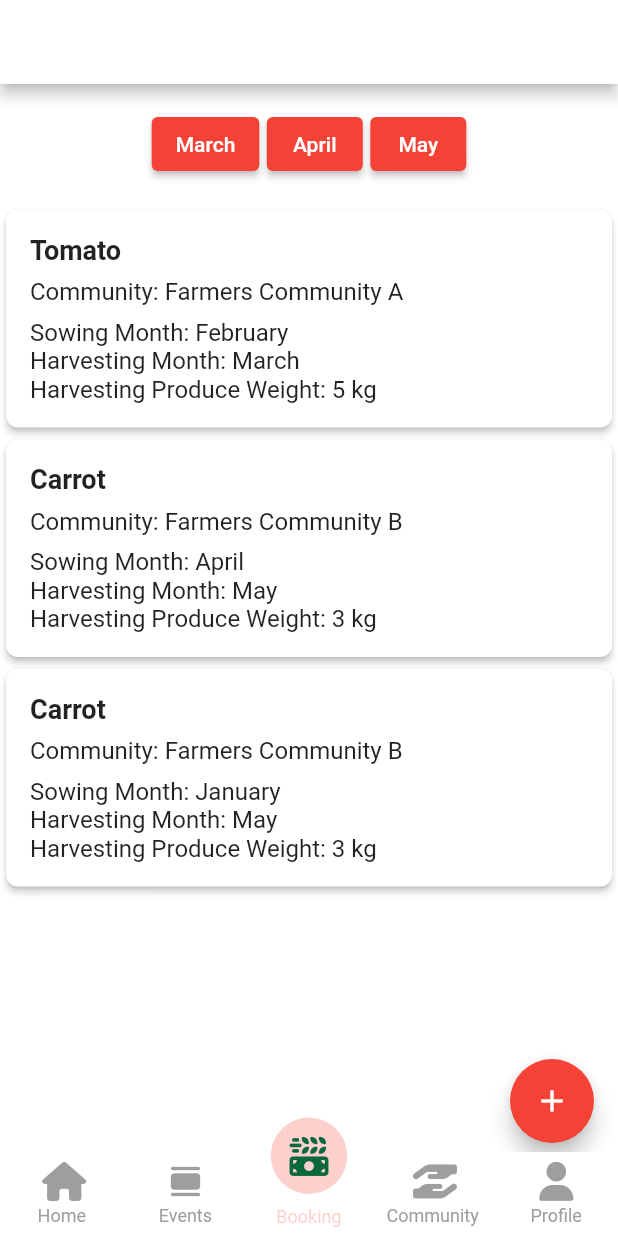
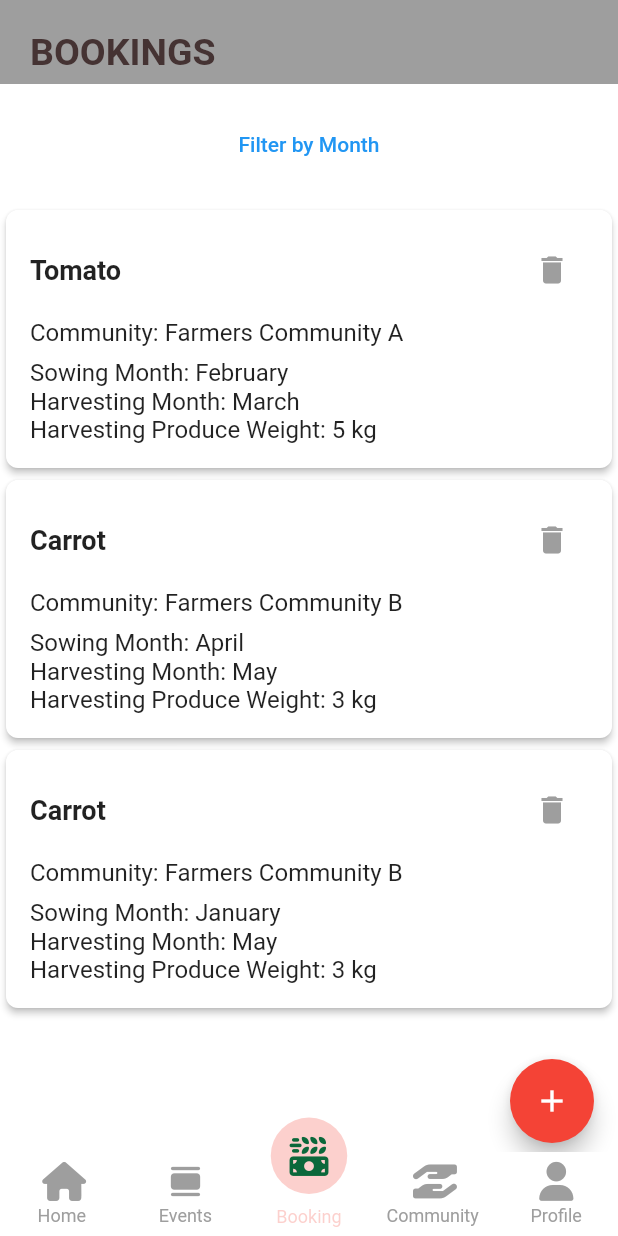
Before and after one commit to cyberianzed/pro_agro, a Flutter app: the screen it shows once a user with an empty profile is signed in, item 3 of the bottom bar chosen, on a phone screen of 412 x 824 dp. Run offline on Flutter 3.47's test engine with Material 2 defaults, Android fonts, the phone set to English and light mode, and no system bars; drawn by our look-alikes of persistent_bottom_nav_bar; our stand-ins replace cloud_firestore, firebase_auth, firebase_storage, flutter_rating_bar, flutter_svg, font_awesome_flutter and 6 more; accounts and stored records are empty.

Commit message:
booking_page_details

```diff
--- a/lib/main.dart
+++ b/lib/main.dart
@@ -1,4 +1,4 @@
-import 'package:firebase_core/firebase_core.dart';
+  import 'package:firebase_core/firebase_core.dart';
 import 'package:flutter/material.dart';
 import 'package:get/get.dart';
 import 'package:pro_agro/routes/app_routes.dart';
--- a/lib/modules/pages/bookingpage/booking_controller.dart
+++ b/lib/modules/pages/bookingpage/booking_controller.dart
@@ -1,7 +1,12 @@
+import 'package:flutter/cupertino.dart';
+import 'package:flutter/material.dart';
 import 'package:get/get.dart';
+import 'package:pro_agro/modules/pages/homepage/app/features/product/views/screens/product_detail_screen.dart';
+
 class ProduceController extends GetxController {
   final produceList = <Produce>[].obs;
   final selectedFilterOptionIndex = 0.obs;
+  final String localAdmin = '82837473292';
 
   @override
   void onInit() {
@@ -19,21 +24,36 @@ class ProduceController extends GetxController {
           sowingMonth: 'February',
           harvestingMonth: 'March',
           harvestingProduceWeight: '5 kg',
-      ),
+          adminContact: localAdmin,
+          farmerName: 'Mathew Abaraham',
+          farmerContact: '8392482946',
+          rating: 3,
+          description: 'Tomato'),
+
       Produce(
         name: 'Carrot',
         community: 'Farmers Community B',
         sowingMonth: 'April',
         harvestingMonth: 'May',
         harvestingProduceWeight: '3 kg',
+        farmerName: 'Rajesh',
+        adminContact: localAdmin,
+        farmerContact: '9038504702',
+        rating: 4.4,
+        description: 'Carrots',
       ),
+
       Produce(
           name: 'Carrot',
           community: 'Farmers Community B',
           sowingMonth: 'January',
           harvestingMonth: 'May',
           harvestingProduceWeight: '3 kg',
-      ),
+          farmerName: 'Shaji',
+          farmerContact: '9364036254',
+          adminContact: localAdmin,
+          rating: 2.8,
+          description: 'Carrots'),
       // Add more produce data as needed
     ];
 
@@ -44,12 +64,56 @@ class ProduceController extends GetxController {
     final filterOption = selectedFilterOptionIndex.value;
     // Filter produce based on the selected option
     switch (filterOption) {
+      case 0:
+        return produceList.toList();
       case 1:
-        return produceList.where((produce) => produce.harvestingMonth == 'March').toList();
+        return produceList
+            .where((produce) => produce.harvestingMonth == 'January')
+            .toList();
       case 2:
-        return produceList.where((produce) => produce.harvestingMonth == 'April').toList();
+        return produceList
+            .where((produce) => produce.harvestingMonth == 'February')
+            .toList();
       case 3:
-        return produceList.where((produce) => produce.harvestingMonth == 'May').toList();
+        return produceList
+            .where((produce) => produce.harvestingMonth == 'March')
+            .toList();
+      case 4:
+        return produceList
+            .where((produce) => produce.harvestingMonth == 'April')
+            .toList();
+      case 5:
+        return produceList
+            .where((produce) => produce.harvestingMonth == 'May')
+            .toList();
+      case 6:
+        return produceList
+            .where((produce) => produce.harvestingMonth == 'June')
+            .toList();
+      case 7:
+        return produceList
+            .where((produce) => produce.harvestingMonth == 'July')
+            .toList();
+      case 8:
+        return produceList
+            .where((produce) => produce.harvestingMonth == 'August')
+            .toList();
+      case 9:
+        return produceList
+            .where((produce) => produce.harvestingMonth == 'September')
+            .toList();
+      case 10:
+        return produceList
+            .where((produce) => produce.harvestingMonth == 'October')
+            .toList();
+      case 11:
+        return produceList
+            .where((produce) => produce.harvestingMonth == 'November')
+            .toList();
+      case 12:
+        return produceList
+            .where((produce) => produce.harvestingMonth == 'December')
+            .toList();
       default:
         return produceList;
     }
@@ -62,6 +126,9 @@ class ProduceController extends GetxController {
   void addProduce(Produce produce) {
     produceList.add(produce);
   }
+  void removeProduce(Produce produce) {
+  produceList.remove(produce);
+}
 }
 
 class Produce {
@@ -70,12 +137,21 @@ class Produce {
   final String sowingMonth;
   final String harvestingMonth;
   final String harvestingProduceWeight;
+  final String farmerName;
+  final String farmerContact;
+  final String adminContact;
+  final double rating;
+  final String description;
 
-  Produce({
-    required this.name,
+  Produce(
+      {required this.name,
       required this.community,
       required this.sowingMonth,
       required this.harvestingMonth,
       required this.harvestingProduceWeight,
-  });
+      required this.farmerName,
+      required this.farmerContact,
+      required this.adminContact,
+      required this.rating,
+      required this.description});
 }
--- a/lib/modules/pages/bookingpage/booking_page.dart
+++ b/lib/modules/pages/bookingpage/booking_page.dart
@@ -1,9 +1,15 @@
+import 'dart:math';
+
 import 'package:flutter/material.dart';
 import 'package:get/get.dart';
 import 'package:pro_agro/modules/pages/bookingpage/booking_controller.dart';
+import 'package:pro_agro/model/user_data.dart';
+import 'package:pro_agro/controllers/auth_controller.dart';
+import 'detailed_booking.dart';
 
 class BookingPage extends StatelessWidget {
   final ProduceController produceController = Get.put(ProduceController());
+  final String localAdmin = '82837473292';
 
   BookingPage({Key? key});
 
@@ -11,11 +17,25 @@ class BookingPage extends StatelessWidget {
   Widget build(BuildContext context) {
     return Scaffold(
       appBar: AppBar(
-        title: const Text('Booking Page'),
+          backgroundColor: Colors.grey,
+          elevation: 0,
+          leadingWidth: 250,
+          leading: Padding(
+            padding: const EdgeInsets.only(
+              top: 20,
+              left: 20,
             ),
+            child: Text(
+              'BOOKINGS',
+              style: TextStyle(
+                  color: Color.fromARGB(255, 69, 51, 51),
+                  fontWeight: FontWeight.bold,
+                  fontSize: 25),
+            ),
+          )),
       body: Column(
         children: [
-          Obx(() => _buildFilterButtons()),
+          _monthFilterButtons(),
           Expanded(child: Obx(() => _buildProduceList())),
         ],
       ),
@@ -28,45 +48,54 @@ class BookingPage extends StatelessWidget {
     );
   }
 
-  Widget _buildFilterButtons() {
+  Widget _monthFilterButtons() {
+    const List<String> monthNames = [
+      'All',
+      'January',
+      'February',
+      'March',
+      'April',
+      'May',
+      'June',
+      'July',
+      'August',
+      'September',
+      'October',
+      'November',
+      'December'
+    ];
+
     return Padding(
       padding: const EdgeInsets.all(16.0),
-      child: Row(
-        mainAxisAlignment: MainAxisAlignment.center,
+      child: Column(
         children: [
-          ElevatedButton(
-            onPressed: () => produceController.selectFilterOption(1),
-            style: ButtonStyle(
-              backgroundColor:
-                  produceController.selectedFilterOptionIndex.value == 1
-                      ? MaterialStateProperty.all<Color>(Colors.green)
-                      : null,
+          TextButton(
+            onPressed: () {
+              showModalBottomSheet(
+                context: Get.context!,
+                builder: (context) {
+                  return SingleChildScrollView(
+                    child: Column(
+                      mainAxisSize: MainAxisSize.min,
+                      children:
+                          List<Widget>.generate(monthNames.length, (index) {
+                        final monthName = monthNames[index];
+                        return ListTile(
+                          title: Text(monthName),
+                          onTap: () {
+                            produceController.selectFilterOption(index);
+                            Get.back();
+                          },
+                        );
+                      }),
                     ),
-            child: const Text('March'),
+                  );
+                },
+              );
+            },
+            child:
+                Text('Filter by Month', style: TextStyle(color: Colors.blue)),
           ),
-          const SizedBox(width: 5.0),
-          ElevatedButton(
-            onPressed: () => produceController.selectFilterOption(2),
-            style: ButtonStyle(
-              backgroundColor:
-                  produceController.selectedFilterOptionIndex.value == 2
-                      ? MaterialStateProperty.all<Color>(Colors.green)
-                      : null,
-            ),
-            child: const Text('April'),
-          ),
-          const SizedBox(width: 5.0),
-          ElevatedButton(
-            onPressed: () => produceController.selectFilterOption(3),
-            style: ButtonStyle(
-              backgroundColor:
-                  produceController.selectedFilterOptionIndex.value == 3
-                      ? MaterialStateProperty.all<Color>(Colors.green)
-                      : null,
-            ),
-            child: const Text('May'),
-          ),
-          // Add more filter buttons for other months
         ],
       ),
     );
@@ -77,7 +106,12 @@ class BookingPage extends StatelessWidget {
       itemCount: produceController.filteredProduces.length,
       itemBuilder: (context, index) {
         final produce = produceController.filteredProduces[index];
-        return ProduceCard(produce: produce);
+        return ProduceCard(
+          produce: produce,
+          onDelete: () {
+            produceController.removeProduce(produce);
+          },
+        );
       },
     );
   }
@@ -91,6 +125,8 @@ class BookingPage extends StatelessWidget {
         String sowingMonth = '';
         String harvestingMonth = '';
         String harvestingProduceWeight = '';
+        String contactNo = '';
+        String description = '';
 
         return AlertDialog(
           title: const Text('Create Booking'),
@@ -127,18 +163,37 @@ class BookingPage extends StatelessWidget {
                   labelText: 'Harvesting Produce Weight',
                 ),
               ),
+              TextField(
+                onChanged: (value) => contactNo = value,
+                decoration: const InputDecoration(
+                  labelText: 'Contact Number ',
+                ),
+              ),
+              TextField(
+                onChanged: (value) => description = value,
+                decoration: const InputDecoration(
+                  labelText: 'Description of the Product',
+                ),
+              ),
             ],
           ),
           actions: [
             TextButton(
               onPressed: () {
+                var userDetail;
                 final produce = Produce(
                     name: name,
+                    rating: (Random().nextDouble() * 5).toPrecision(1),
                     community: community,
                     sowingMonth: sowingMonth,
                     harvestingMonth: harvestingMonth,
                     harvestingProduceWeight: harvestingProduceWeight,
-                );
+                    adminContact: localAdmin,
+                    //TODO USERDETAIL
+                    // farmerName: userDetail.username,
+                    farmerName: 'Farmer 0',
+                    farmerContact: contactNo,
+                    description: description);
                 produceController.addProduce(produce);
                 Navigator.of(context).pop();
               },
@@ -159,12 +214,22 @@ class BookingPage extends StatelessWidget {
 
 class ProduceCard extends StatelessWidget {
   final Produce produce;
+  final VoidCallback onDelete;
 
-  const ProduceCard({Key? key, required this.produce});
+  const ProduceCard({Key? key, required this.produce, required this.onDelete});
 
   @override
   Widget build(BuildContext context) {
-    return Card(
+    return GestureDetector(
+      onTap: () {
+        Navigator.push(
+          context,
+          MaterialPageRoute(
+            builder: (context) => DetailedBookingPage(produce: produce),
+          ),
+        );
+      },
+      child: Card(
         elevation: 2.0,
         shape: RoundedRectangleBorder(
           borderRadius: BorderRadius.circular(8.0),
@@ -174,12 +239,24 @@ class ProduceCard extends StatelessWidget {
           child: Column(
             crossAxisAlignment: CrossAxisAlignment.start,
             children: [
+              Row(
+                mainAxisAlignment: MainAxisAlignment.spaceBetween,
+                children: [
                   Text(
                     produce.name,
                     style: const TextStyle(
                       fontSize: 18.0,
                       fontWeight: FontWeight.bold,
                     ),
+                  ),
+                  IconButton(
+                    onPressed: onDelete,
+                    icon: Icon(
+                      Icons.delete,
+                      color: Colors.grey,
+                    ),
+                  ),
+                ],
               ),
               const SizedBox(height: 8.0),
               Text(
@@ -210,6 +287,7 @@ class ProduceCard extends StatelessWidget {
             ],
           ),
         ),
+      ),
     );
   }
 }
--- a/lib/modules/pages/botomscreen/bottom_screens.dart
+++ b/lib/modules/pages/botomscreen/bottom_screens.dart
@@ -5,6 +5,7 @@ import 'package:persistent_bottom_nav_bar/persistent_tab_view.dart';
 import 'package:pro_agro/modules/pages/botomscreen/bottomview_controller.dart';
 import '../../../utils/color_constants.dart';
 import '../bookingpage/booking_page.dart';
+import 'bottomview_controller.dart';
 import '../communitypage/community_page.dart';
 import '../events_page.dart';
 import '../homepage/app/features/explore/screens/explore_screen.dart';
--- a/lib/modules/pages/homepage/app/features/product/views/components/rating.dart
+++ b/lib/modules/pages/homepage/app/features/product/views/components/rating.dart
@@ -1,7 +1,7 @@
 part of product_detail;
 
-class _Rating extends StatelessWidget {
-  const _Rating(this.data, {Key? key}) : super(key: key);
+class Rating extends StatelessWidget {
+  const Rating(this.data, {Key? key}) : super(key: key);
 
   final double data;
 
--- a/lib/modules/pages/homepage/app/features/product/views/screens/product_detail_screen.dart
+++ b/lib/modules/pages/homepage/app/features/product/views/screens/product_detail_screen.dart
@@ -112,7 +112,7 @@ class ProductDetailScreen extends GetView<ProductDetailController> {
                         const SizedBox(height: kSpacing),
                         Row(
                           children: [
-                            _Rating(product.rating),
+                            Rating(product.rating),
                             const SizedBox(width: kSpacing),
                             const CircleAvatar(
                                 radius: 3, backgroundColor: Colors.grey),
```
Also changed, not shown: lib/modules/pages/bookingpage/detailed_booking.dart (added, +124 -0 lines). Lines whose indentation alone changed are shown as unchanged.
